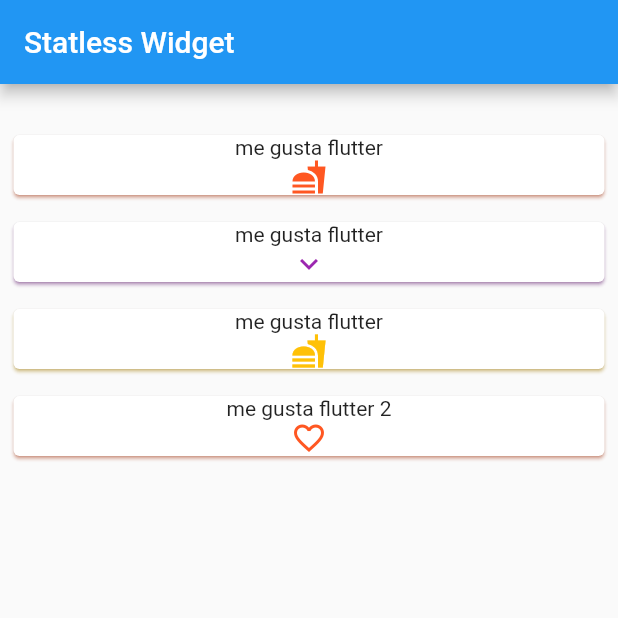
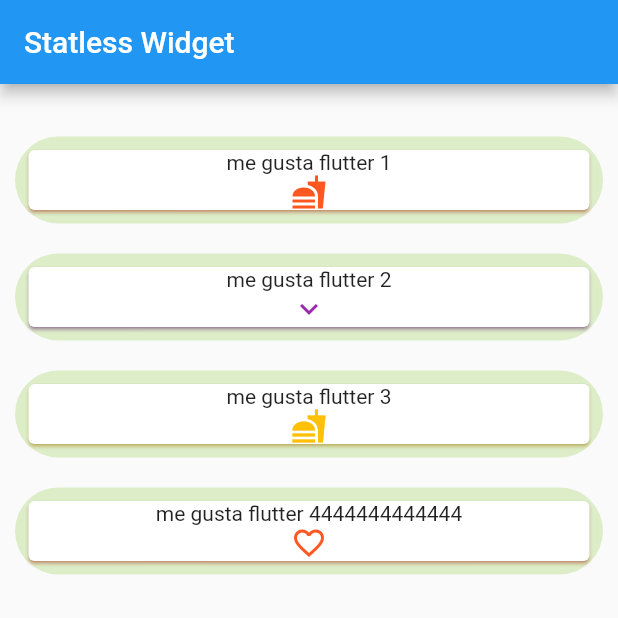
Before and after one commit to urbanoprogramador/flutterCurso, a Flutter app: the screen it shows after launch, on a phone screen of 412 x 824 dp, the top half of it. Run offline on Flutter 3.47's test engine with Material 2 defaults, Android fonts, the phone set to English and light mode, and no system bars.

Commit message:
gregando intersacion

```diff
--- a/lib/main.dart
+++ b/lib/main.dart
@@ -1,10 +1,9 @@
 import 'package:flutter/material.dart';
 
 void main() {
-  runApp(
-    MaterialApp(
-        title:'Demo cuentas',
-        theme:ThemeData(
+  runApp(MaterialApp(
+      title: 'Demo cuentas',
+      theme: ThemeData(
         // This is the theme of your application.
         //
         // Try running your application with "flutter run". You'll see the
@@ -15,20 +14,17 @@ void main() {
         // Notice that the counter didn't reset back to zero; the application
         // is not restarted.
         primarySwatch: Colors.blue,
-
-      ),  home:MyApp()
-    )
-  );
+      ),
+      home: MyApp()));
 }
 
-class MyApp extends StatelessWidget{
-
-   List <Widget> crear(){
-    List <Widget> texto=[];
-    for( var i = 0 ; i <50; i++ ) {
-      texto.add(
-         Container(padding:EdgeInsets.only(left: 10,top: 10,bottom: 10) , child:Text(' Posicion numero $i __ 2'))
-      );
+class MyApp extends StatelessWidget {
+  List<Widget> crear() {
+    List<Widget> texto = [];
+    for (var i = 0; i < 50; i++) {
+      texto.add(Container(
+          padding: EdgeInsets.only(left: 10, top: 10, bottom: 10),
+          child: Text(' Posicion numero $i __ 2')));
     }
     return texto;
   }
@@ -36,28 +32,33 @@ class MyApp extends StatelessWidget{
   @override
   Widget build(BuildContext context) {
     //
-    List <Widget>  texto=[];
-    for( var i = 0 ; i <5; i++ ) {
-      texto.add(
-        new Text(' Posicion numero $i')
-      );
+    List<Widget> texto = [];
+    for (var i = 0; i < 5; i++) {
+      texto.add(new Text(' Posicion numero $i'));
     }
-    final List lists=crear();
+    final List lists = crear();
     return new Scaffold(
       appBar: AppBar(
         title: Text('Statless Widget '),
       ),
       body: Container(
-        margin:EdgeInsets.only(top:25) ,
+        margin: EdgeInsets.only(top: 25),
         height: 400,
-        child: ListView(
-          children:[
-            MYcard(title: 'me gusta flutter',icon:Icons.fastfood_sharp ),
-            MYcard(title: 'me gusta flutter',icon:Icons.expand_more,myColor: Colors.purple, ),
-            MYcard(title: 'me gusta flutter',icon:Icons.fastfood_sharp, myColor: Colors.amber ),
-            MYcard(title: 'me gusta flutter 2',icon:Icons.favorite_border ),
-          ]
-        ),
+        child: ListView(children: [
+          MYcard(title: 'me gusta flutter 1', icon: Icons.fastfood_sharp),
+          MYcard(
+            title: 'me gusta flutter 2',
+            icon: Icons.expand_more,
+            myColor: Colors.purple,
+          ),
+          MYcard(
+              title: 'me gusta flutter 3',
+              icon: Icons.fastfood_sharp,
+              myColor: Colors.amber),
+          MYcard(
+              title: 'me gusta flutter 4444444444444',
+              icon: Icons.favorite_border),
+        ]),
       ),
     );
   }
@@ -68,21 +69,25 @@ class MYcard extends StatelessWidget {
   final IconData icon;
   final Color myColor;
 
-
-  const MYcard({Key key,this.icon,this.title,this.myColor=Colors.deepOrange}) : super(key: key);
+  const MYcard(
+      {Key key, this.icon, this.title, this.myColor = Colors.deepOrange})
+      : super(key: key);
 
   @override
   Widget build(BuildContext context) {
-    return Container(
+    return GestureDetector(
+      onTap: () => {print(this.title)},
       child: Container(
-        padding: EdgeInsets.all( 5),
+        margin: EdgeInsets.all(10),
+        decoration: BoxDecoration(
+          borderRadius: BorderRadius.circular(100.0),
+          color: Colors.lightGreen[100],
+        ),
+        padding: EdgeInsets.all(5),
         child: Card(
           shadowColor: this.myColor,
           child: Column(
-            children: [
-              Text(this.title),
-              Icon(this.icon,color: this.myColor)
-            ],
+            children: [Text(this.title), Icon(this.icon, color: this.myColor)],
           ),
         ),
       ),
```
